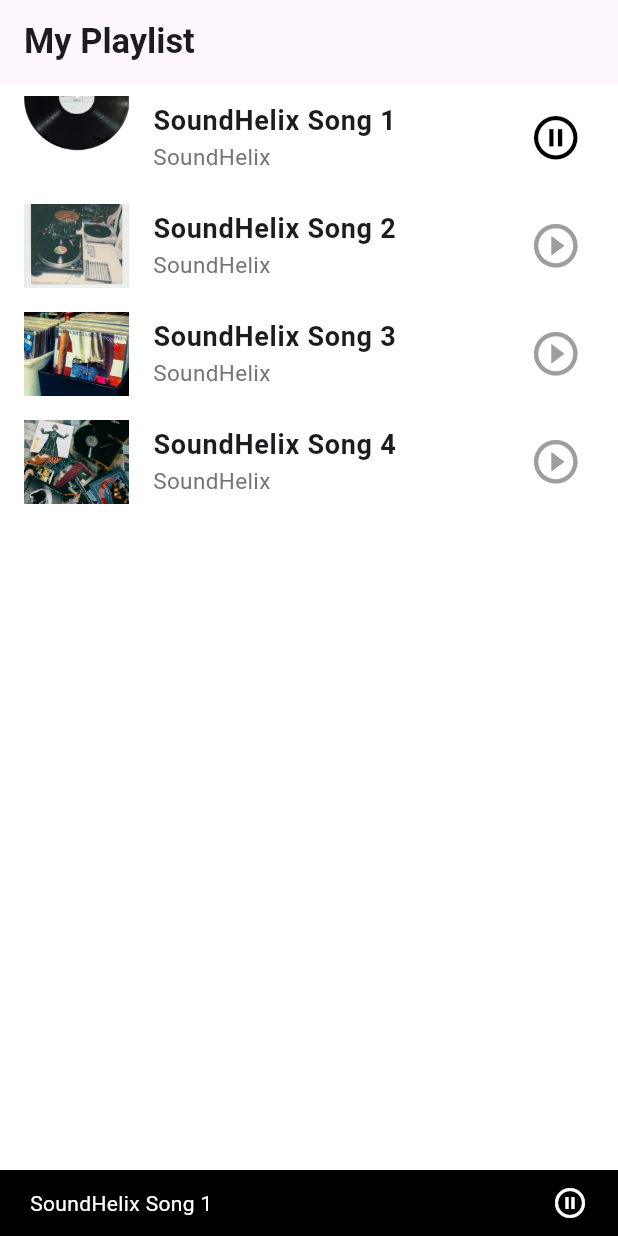
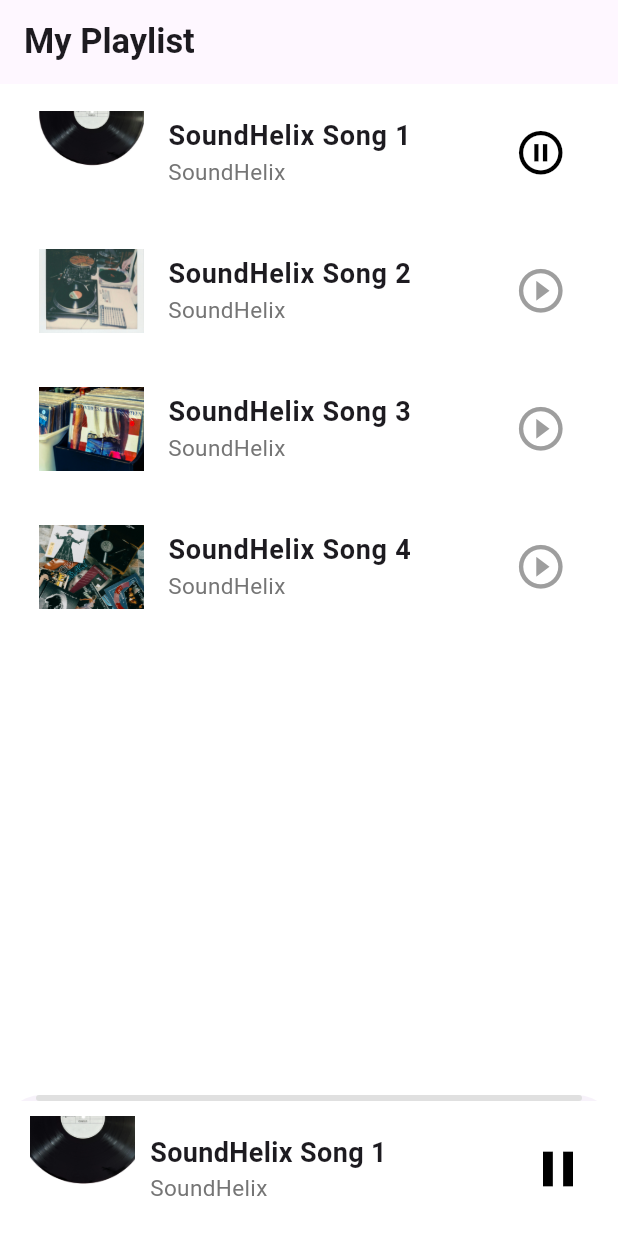
Before and after one commit to AnuwatBunsong/music-app-test-project, a Flutter app: the screen it shows after launch, after a tap on "SoundHelix Song 1", on a phone screen of 412 x 824 dp. Run offline on Flutter 3.47's test engine with Material 3 defaults, Android fonts, the phone set to English and light mode, and no system bars; drawn by our look-alikes of skeletonizer; our stand-ins replace bloc, equatable, flutter_bloc, formz, just_audio.

Commit message:
⚡️💄:  Completed to make bottomSheet of music play.

```diff
--- a/lib/modules/home/views/home_screen.dart
+++ b/lib/modules/home/views/home_screen.dart
@@ -2,10 +2,11 @@ import 'package:flutter/material.dart';
 import 'package:flutter_bloc/flutter_bloc.dart';
 import 'package:formz/formz.dart';
 import 'package:just_audio/just_audio.dart';
+import 'package:skeletonizer/skeletonizer.dart';
+
 import 'package:music/modules/home/bloc/home_bloc.dart';
 import 'package:music/modules/music/models/music_model.dart';
 import 'package:music/modules/music/views/cuurrent_music_screen.dart';
-import 'package:skeletonizer/skeletonizer.dart';
 
 class Homepeage extends StatefulWidget {
   const Homepeage({super.key});
@@ -56,7 +57,8 @@ class _HomepeageState extends State<Homepeage> {
                   artist: 'Loading...',
                   imageUrl: 'assets/images/img_album_1.jpg',
                   url: 'https://example.com/loading.mp3',
-                      ));
+                ),
+              );
               break;
             case FormzSubmissionStatus.success:
               playLists = state.playlists;
@@ -85,7 +87,45 @@ class _HomepeageState extends State<Homepeage> {
                   buildWhen: (previous, current) =>
                       previous.playStatus != current.playStatus,
                   builder: (context, state) {
-                    return ListTile(
+                    return _buildPlaylist(
+                      music,
+                      isPlaying,
+                    );
+                  },
+                );
+              },
+            ),
+          );
+        },
+      ),
+      bottomSheet: BlocBuilder<HomeBloc, HomeState>(builder: (context, state) {
+        if (state.currentMusic == null ||
+            state.playStatus == FormzSubmissionStatus.inProgress) {
+          return const SizedBox.shrink();
+        }
+        final music = state.currentMusic!;
+
+        return Column(
+          mainAxisSize: MainAxisSize.min,
+          children: [
+            _buildProgressBar(player),
+            _buildCurrentMusic(
+              music: music,
+              isPlaying: state.playStatus == FormzSubmissionStatus.success,
+            ),
+          ],
+        );
+      }),
+    );
+  }
+
+  Widget _buildPlaylist(
+    Music music,
+    bool isPlaying,
+  ) {
+    return Container(
+      margin: const EdgeInsets.all(10),
+      child: ListTile(
         titleAlignment: ListTileTitleAlignment.center,
         leading: Image.asset(
           music.imageUrl,
@@ -108,80 +148,128 @@ class _HomepeageState extends State<Homepeage> {
           ),
         ),
         onTap: () {
-                        if (isPlaying) {
-                          homeBloc.add(
-                            StopMusic(
-                              player: player,
+          isPlaying
+              ? homeBloc.add(StopMusic(player: player))
+              : homeBloc.add(PlayMusic(music: music, player: player));
+        },
+        trailing: Skeleton.shade(
+          child: Icon(
+            isPlaying ? Icons.pause_circle_outline : Icons.play_circle_outline,
+            color: isPlaying ? Colors.black : Colors.grey[500],
+            size: 35,
           ),
-                          );
-                        } else {
-                          homeBloc.add(
-                            PlayMusic(
-                              music: music,
-                              player: player,
+        ),
       ),
     );
   }
-                      },
-                      trailing: Skeleton.shade(
-                          child: Icon(
-                        isPlaying
-                            ? Icons.pause_circle_outline
-                            : Icons.play_circle_outline,
-                        color: isPlaying ? Colors.black : Colors.grey[500],
-                        size: 35,
-                      )),
+
+  Widget _buildProgressBar(
+    AudioPlayer player,
+  ) {
+    return StreamBuilder<Duration>(
+      stream: player.positionStream,
+      builder: (context, snapshot) {
+        final position = snapshot.data ?? Duration.zero;
+        final duration = player.duration ?? Duration.zero;
+        final progress = position.inMilliseconds.toDouble();
+        final total = duration.inMilliseconds.toDouble();
+
+        return SliderTheme(
+          data: SliderTheme.of(context).copyWith(
+            trackHeight: 4.0,
+            trackShape: const RoundedRectSliderTrackShape(),
+            thumbShape: const RoundSliderThumbShape(
+              enabledThumbRadius: 0.0,
+            ),
+            thumbColor: Colors.transparent,
+            activeTrackColor: Colors.yellow[700],
+            inactiveTrackColor: Colors.grey[300],
+          ),
+          child: SizedBox(
+            height: 4.0,
+            child: Slider(
+              value: progress,
+              min: 0,
+              max: total,
+              activeColor: Colors.yellow[700],
+              semanticFormatterCallback: (value) => value.toString(),
+              onChanged: (value) =>
+                  player.seek(Duration(milliseconds: value.toInt())),
+            ),
+          ),
         );
       },
     );
-              },
-            ),
-          );
-        },
-      ),
-      bottomSheet: BlocBuilder<HomeBloc, HomeState>(
-        builder: (context, state) {
-          if (state.currentMusic == null) {
-            return const SizedBox.shrink();
   }
 
-          final music = state.currentMusic!;
-          return GestureDetector(
-            onTap: () {
-              _showCurrentMusicPopup(context, music.url);
-            },
-            child: Container(
-              padding: const EdgeInsets.symmetric(vertical: 10, horizontal: 20),
-              color: Colors.black,
+  Widget _buildCurrentMusic({
+    required Music music,
+    required bool isPlaying,
+  }) {
+    return Container(
+      padding: const EdgeInsets.symmetric(
+        vertical: 10,
+        horizontal: 20,
+      ),
+      decoration: const BoxDecoration(
+        color: Colors.white,
+      ),
       child: Row(
         mainAxisAlignment: MainAxisAlignment.spaceBetween,
         children: [
+          GestureDetector(
+            onTap: () => showModalBottomSheet(
+              context: context,
+              isScrollControlled: true,
+              builder: (BuildContext context) => const CurrentMusicPopup(),
+            ),
+            child: Row(
+              children: [
+                Image.asset(
+                  music.imageUrl,
+                  width: 70,
+                  height: 70,
+                  fit: BoxFit.cover,
+                ),
+                const SizedBox(
+                  width: 10,
+                ),
+                Column(
+                  crossAxisAlignment: CrossAxisAlignment.start,
+                  children: [
                     Text(
                       music.name,
-                    style: const TextStyle(color: Colors.white),
+                      style: const TextStyle(
+                        fontSize: 18,
+                        fontWeight: FontWeight.bold,
                       ),
-                  Icon(
-                    state.playStatus == FormzSubmissionStatus.success
-                        ? Icons.pause_circle_outline
-                        : Icons.play_circle_outline,
-                    color: Colors.white,
+                    ),
+                    Text(
+                      music.artist,
+                      style: TextStyle(
+                        fontSize: 15,
+                        color: Colors.grey[600],
+                      ),
+                    ),
+                  ],
                 ),
               ],
             ),
           ),
-          );
+          GestureDetector(
+            onTap: () {
+              isPlaying
+                  ? homeBloc.add(StopMusic(player: player))
+                  : homeBloc.add(PlayMusic(music: music, player: player));
             },
+            child: Icon(
+              isPlaying ? Icons.pause : Icons.play_arrow,
+              color: Colors.black,
+              size: 40,
+            ),
+          ),
+        ],
       ),
     );
   }
-
-  void _showCurrentMusicPopup(BuildContext context, String? songUrl) {
-    showModalBottomSheet(
-      context: context,
-      isScrollControlled: true,
-      builder: (BuildContext context) {
-        return const CurrentMusicPopup();
-      },
-    );
 }
-}
```
Lines whose indentation alone changed are shown as unchanged.
